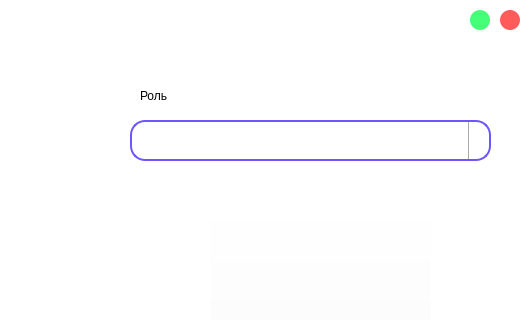
This is project/register.ui in AssasinNik/meow as Qt 5 draws it before an edit; both pictures show x 390 to 921 and y 0 to 320 of the 921 by 511 pixel window. The edited form follows.
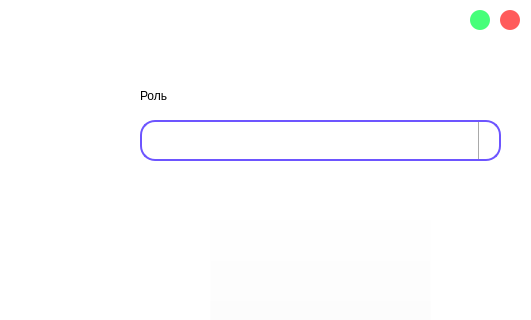
This is the edited form. Icons and pictures are not drawn.

What changed in the file:
```diff
--- a/project/register.ui
+++ b/project/register.ui
@@ -313,7 +313,7 @@
   <widget class="QComboBox" name="comboBox">
    <property name="geometry">
     <rect>
-     <x>520</x>
+     <x>530</x>
      <y>120</y>
      <width>361</width>
      <height>41</height>
```
